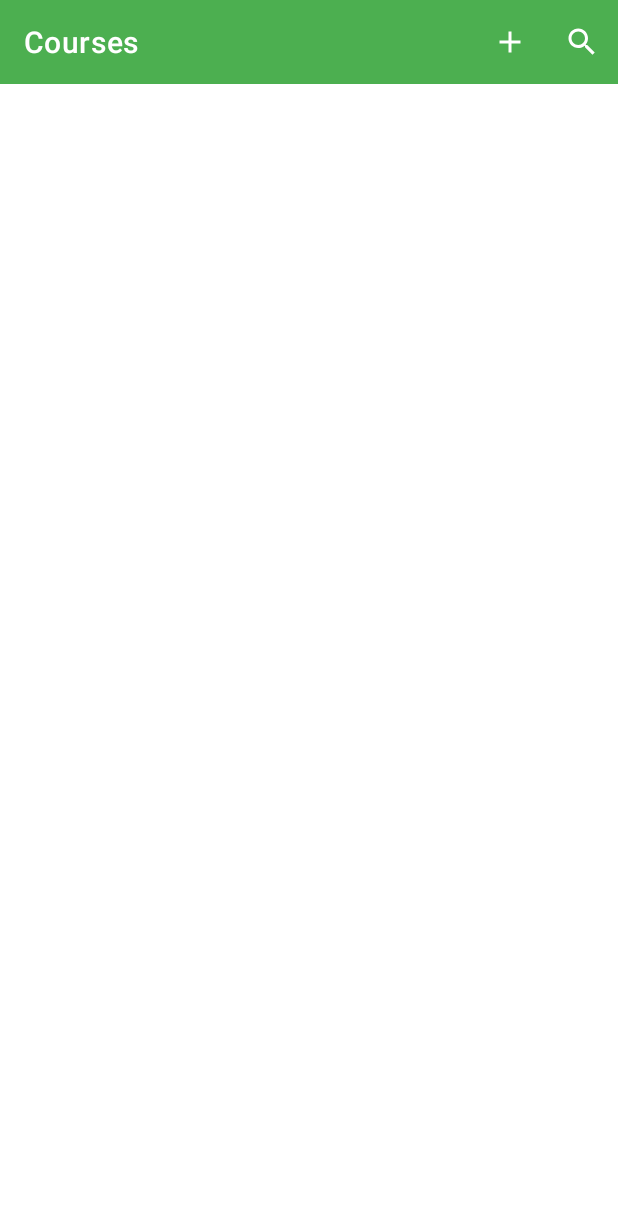
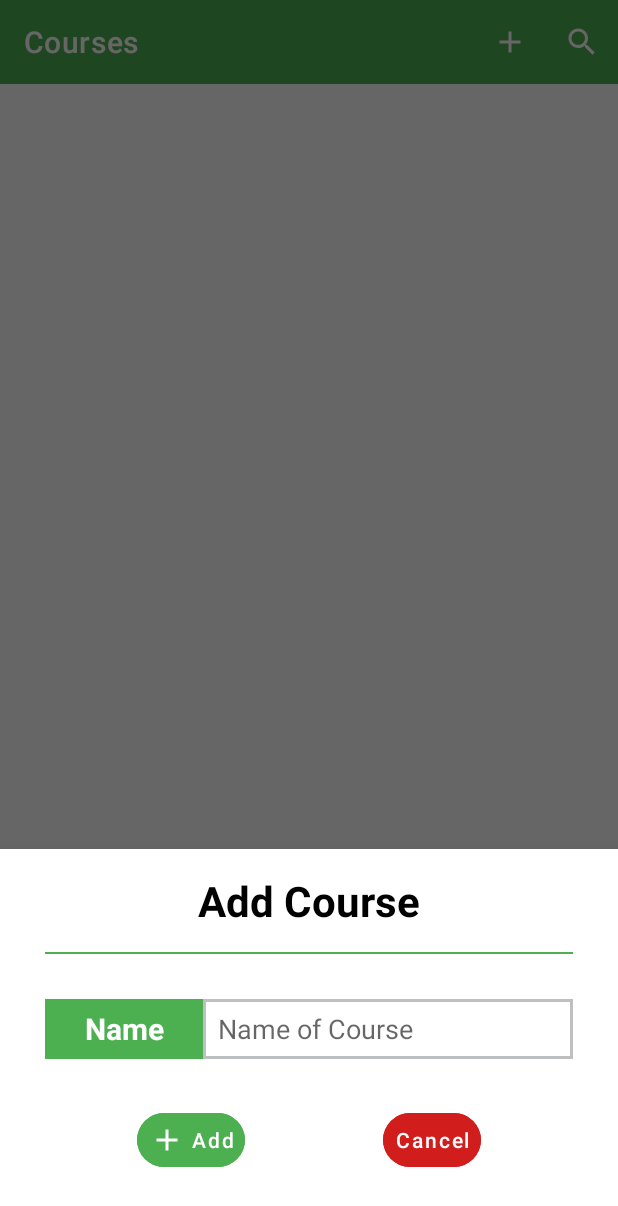
Before and after one commit to Krishna7pk/StuPlan, an Android app: the fragment CoursesFragment shown on its own in the app's theme, after a tap on "add_course", on a phone screen of 412 x 824 dp. Shown: the top 1206 px of the screen. Run offline under Robolectric (Android 15) with nearby library versions, the phone set to English and light mode, and no system bars.

Commit message:
working more

```diff
--- a/app/src/main/AndroidManifest.xml
+++ b/app/src/main/AndroidManifest.xml
@@ -10,12 +10,12 @@
         android:supportsRtl="true"
         android:theme="@style/AppTheme">
         <activity
-            android:name=".SplashScreen"
+            android:name=".UI.SplashScreen"
             android:exported="true" >
 
         </activity>
         <activity
-            android:name=".MainActivity"
+            android:name=".UI.MainActivity"
             android:exported="true">
             <intent-filter>
                 <action android:name="android.intent.action.MAIN" />
--- /dev/null
+++ b/app/src/main/java/com/example/stuplan/UI/AddCourseFragment.kt
@@ -0,0 +1,28 @@
+package com.example.stuplan.UI
+
+import android.os.Bundle
+import android.view.LayoutInflater
+import android.view.View
+import android.view.ViewGroup
+import com.example.stuplan.databinding.AddCourseUiBinding
+import com.google.android.material.bottomsheet.BottomSheetDialogFragment
+
+class AddCourseFragment : BottomSheetDialogFragment() {
+    private  lateinit var binding: AddCourseUiBinding
+
+    override fun onCreateView(
+        inflater: LayoutInflater,
+        container: ViewGroup?,
+        savedInstanceState: Bundle?
+    ): View? {
+        binding = AddCourseUiBinding.inflate(layoutInflater, container, false)
+        return binding.root
+    }
+
+    override fun onViewCreated(view: View, savedInstanceState: Bundle?) {
+        super.onViewCreated(view, savedInstanceState)
+
+
+
+    }
+}
--- a/app/src/main/java/com/example/stuplan/CompletedFragment.kt
+++ b/app/src/main/java/com/example/stuplan/UI/CompletedFragment.kt
@@ -1,10 +1,11 @@
-package com.example.stuplan
+package com.example.stuplan.UI
 
 import android.os.Bundle
 import androidx.fragment.app.Fragment
 import android.view.LayoutInflater
 import android.view.View
 import android.view.ViewGroup
+import com.example.stuplan.R
 
 // TODO: Rename parameter arguments, choose names that match
 // the fragment initialization parameters, e.g. ARG_ITEM_NUMBER
--- a/app/src/main/java/com/example/stuplan/CoursesFragment.kt
+++ b/app/src/main/java/com/example/stuplan/UI/CoursesFragment.kt
@@ -1,10 +1,11 @@
-package com.example.stuplan
+package com.example.stuplan.UI
 
 import android.os.Bundle
 import androidx.fragment.app.Fragment
 import android.view.LayoutInflater
 import android.view.View
 import android.view.ViewGroup
+import com.example.stuplan.R
 import com.example.stuplan.databinding.FragmentCoursesBinding
 
 
@@ -33,6 +34,8 @@ class CoursesFragment : Fragment() {
         binding.toolbarCourses.setOnMenuItemClickListener {
             when (it.itemId) {
                 R.id.add_course_menu_item -> {
+                    val addCourseBottmSheet = AddCourseFragment()
+                    addCourseBottmSheet.show(childFragmentManager,"")
                     true
                 }
                 R.id.search_course_menu_item -> {
--- a/app/src/main/java/com/example/stuplan/MainActivity.kt
+++ b/app/src/main/java/com/example/stuplan/UI/MainActivity.kt
@@ -1,8 +1,9 @@
-package com.example.stuplan
+package com.example.stuplan.UI
 
 import androidx.appcompat.app.AppCompatActivity
 import android.os.Bundle
 import androidx.fragment.app.Fragment
+import com.example.stuplan.R
 import com.example.stuplan.databinding.ActivityMainBinding
 
 class MainActivity : AppCompatActivity() {
--- a/app/src/main/java/com/example/stuplan/SettingsFragment.kt
+++ b/app/src/main/java/com/example/stuplan/UI/SettingsFragment.kt
@@ -1,4 +1,4 @@
-package com.example.stuplan
+package com.example.stuplan.UI
 
 import android.os.Bundle
 import android.view.*
--- a/app/src/main/java/com/example/stuplan/SplashScreen.kt
+++ b/app/src/main/java/com/example/stuplan/UI/SplashScreen.kt
@@ -1,7 +1,6 @@
-package com.example.stuplan
+package com.example.stuplan.UI
 
 import android.content.Intent
-import android.os.Binder
 import androidx.appcompat.app.AppCompatActivity
 import android.os.Bundle
 import android.os.Handler
--- /dev/null
+++ b/app/src/main/res/drawable/dialog_drawable.xml
@@ -0,0 +1,11 @@
+<?xml version="1.0" encoding="utf-8"?>
+<shape
+    xmlns:android="http://schemas.android.com/apk/res/android"
+    android:shape="rectangle">
+
+    <solid android:color="@color/white"/>
+    <corners
+        android:topLeftRadius="12dp"
+        android:topRightRadius="12dp"/>
+
+</shape>
--- a/app/src/main/res/layout/activity_main.xml
+++ b/app/src/main/res/layout/activity_main.xml
@@ -5,7 +5,7 @@
     xmlns:tools="http://schemas.android.com/tools"
     android:layout_width="match_parent"
     android:layout_height="match_parent"
-    tools:context=".MainActivity">
+    tools:context=".UI.MainActivity">
 
     <com.google.android.material.bottomnavigation.BottomNavigationView
         android:id="@+id/bottom_nav"
--- a/app/src/main/res/layout/activity_splash_screen.xml
+++ b/app/src/main/res/layout/activity_splash_screen.xml
@@ -5,7 +5,7 @@
     xmlns:tools="http://schemas.android.com/tools"
     android:layout_width="match_parent"
     android:layout_height="match_parent"
-    tools:context=".SplashScreen"
+    tools:context=".UI.SplashScreen"
     android:background="@color/splash_back"
     >
 
--- a/app/src/main/res/layout/add_course_ui.xml
+++ b/app/src/main/res/layout/add_course_ui.xml
@@ -4,7 +4,8 @@
     xmlns:app="http://schemas.android.com/apk/res-auto"
     android:layout_width="match_parent"
     android:layout_height="wrap_content"
-    android:paddingBottom="40dp">
+    android:paddingBottom="40dp"
+    android:background="@drawable/dialog_drawable">
 
     <TextView
         android:id="@+id/tv_pl_add_course_1"
@@ -66,7 +67,7 @@
 
     </LinearLayout>
 
-    <com.google.android.material.button.MaterialButton
+    <Button
         android:id="@+id/btn_add_add_course"
         android:layout_width="wrap_content"
         android:layout_height="wrap_content"
@@ -74,16 +75,16 @@
         android:layout_marginTop="30dp"
         android:text="Add"
         android:textAllCaps="false"
-        android:textStyle="bold"
         app:cornerRadius="18dp"
+        android:textColor="@color/white"
+        android:backgroundTint="@color/primary_color"
         android:drawableLeft="@drawable/ic_add"
-        android:drawableTint="@color/white"
         app:layout_constraintEnd_toStartOf="@+id/btn_cancel_add_course"
         app:layout_constraintHorizontal_bias="0.5"
         app:layout_constraintStart_toStartOf="parent"
         app:layout_constraintTop_toBottomOf="@id/lin_layout_add_course" />
 
-    <com.google.android.material.button.MaterialButton
+    <Button
         android:id="@+id/btn_cancel_add_course"
         android:layout_width="wrap_content"
         android:layout_height="wrap_content"
@@ -91,10 +92,10 @@
         android:layout_marginTop="30dp"
         android:text="Cancel"
         android:textAllCaps="false"
-        android:textStyle="bold"
         app:cornerRadius="18dp"
         android:layout_marginEnd="50dp"
         android:backgroundTint="@color/red"
+        android:textColor="@color/white"
         app:layout_constraintEnd_toEndOf="parent"
         app:layout_constraintHorizontal_bias="0.5"
         app:layout_constraintStart_toEndOf="@+id/btn_add_add_course"
--- a/app/src/main/res/layout/fragment_completed.xml
+++ b/app/src/main/res/layout/fragment_completed.xml
@@ -4,7 +4,7 @@
     android:layout_width="match_parent"
     android:layout_height="match_parent"
     xmlns:app="http://schemas.android.com/apk/res-auto"
-    tools:context=".CompletedFragment">
+    tools:context=".UI.CompletedFragment">
 
     <androidx.appcompat.widget.Toolbar
         android:id="@+id/toolbar_completed_tasks"
--- a/app/src/main/res/layout/fragment_courses.xml
+++ b/app/src/main/res/layout/fragment_courses.xml
@@ -5,7 +5,7 @@
     android:layout_width="match_parent"
     android:layout_height="match_parent"
     xmlns:app="http://schemas.android.com/apk/res-auto"
-    tools:context=".CoursesFragment">
+    tools:context=".UI.CoursesFragment">
 
     <androidx.appcompat.widget.Toolbar
         android:id="@+id/toolbar_courses"
--- a/app/src/main/res/layout/fragment_settings.xml
+++ b/app/src/main/res/layout/fragment_settings.xml
@@ -5,7 +5,7 @@
     xmlns:tools="http://schemas.android.com/tools"
     android:layout_width="match_parent"
     android:layout_height="match_parent"
-    tools:context=".SettingsFragment">
+    tools:context=".UI.SettingsFragment">
 
     <androidx.appcompat.widget.Toolbar
         android:id="@+id/toolbar_settings"
--- a/app/src/main/res/layout/fragment_tasks.xml
+++ b/app/src/main/res/layout/fragment_tasks.xml
@@ -4,7 +4,7 @@
     xmlns:app="http://schemas.android.com/apk/res-auto"
     android:layout_width="match_parent"
     android:layout_height="match_parent"
-    tools:context=".TasksFragment">
+    tools:context=".UI.TasksFragment">
 
     <androidx.appcompat.widget.Toolbar
         android:id="@+id/toolbar_courses"
```
Also changed, not shown: app/src/main/java/com/example/stuplan/UI/TasksFragment.kt (renamed from app/src/main/java/com/example/stuplan/TasksFragment.kt, +7 -1 lines).
